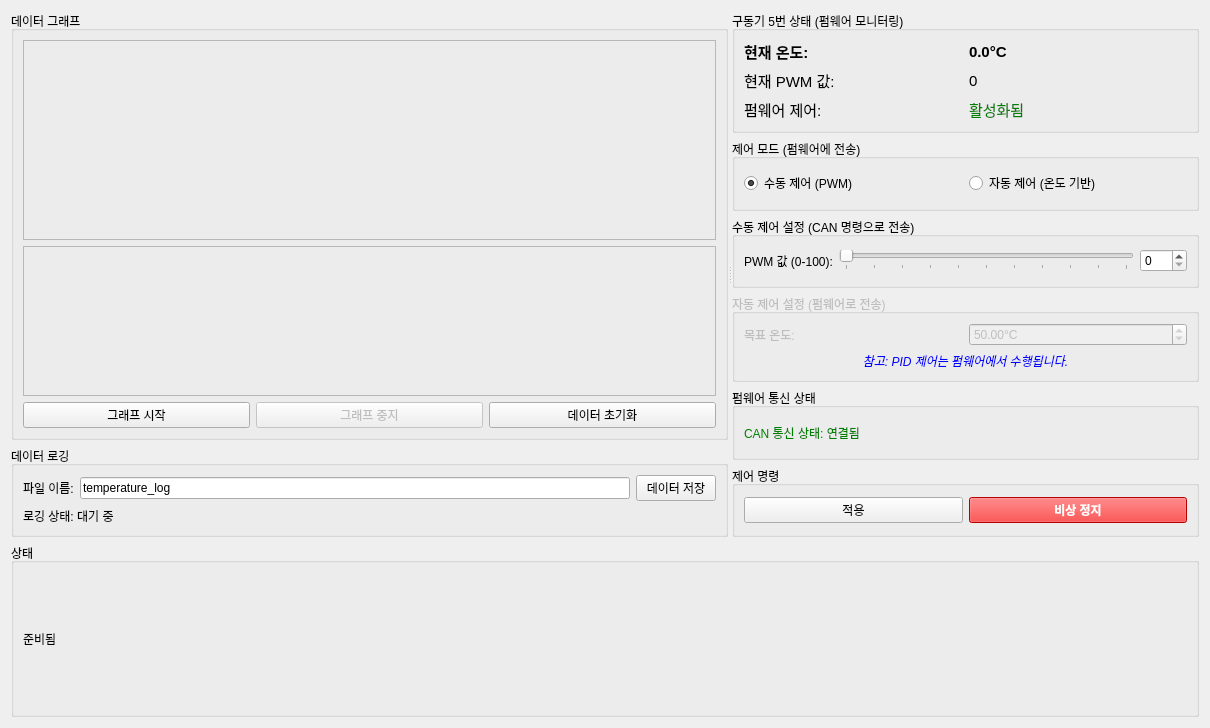
Above: src/wearable_robot_rqt_plugins/resource/waist_control.ui from dongsus41/WR_ws before the change. Below: the same form after it.
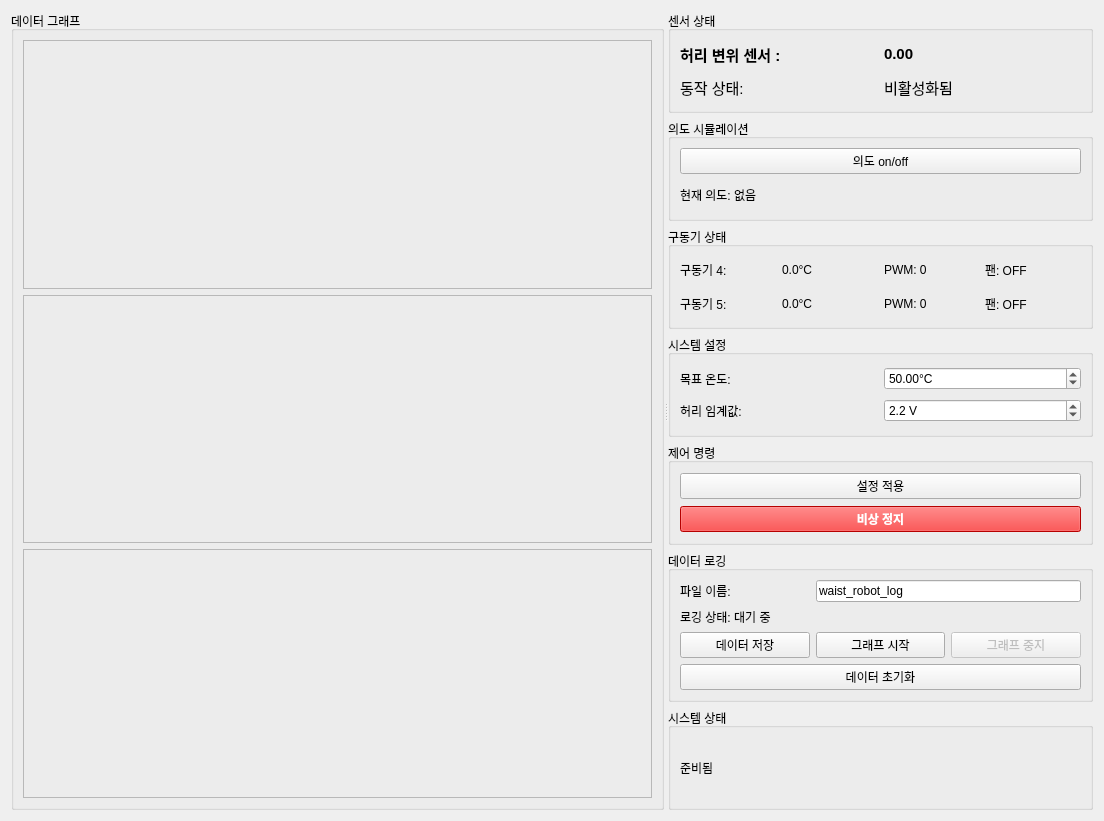
That is the form after the change.

```diff
--- a/src/wearable_robot_rqt_plugins/resource/waist_control.ui
+++ b/src/wearable_robot_rqt_plugins/resource/waist_control.ui
@@ -6,8 +6,8 @@
    <rect>
     <x>0</x>
     <y>0</y>
-    <width>1210</width>
-    <height>728</height>
+    <width>1104</width>
+    <height>821</height>
    </rect>
   </property>
   <property name="windowTitle">
@@ -60,67 +60,18 @@
            </widget>
           </item>
           <item>
-           <layout class="QHBoxLayout" name="horizontalLayout_3">
-            <item>
-             <widget class="QPushButton" name="graph_start_button">
-              <property name="text">
-               <string>그래프 시작</string>
-              </property>
-             </widget>
-            </item>
-            <item>
-             <widget class="QPushButton" name="graph_stop_button">
-              <property name="enabled">
-               <bool>false</bool>
-              </property>
-              <property name="text">
-               <string>그래프 중지</string>
-              </property>
-             </widget>
-            </item>
-            <item>
-             <widget class="QPushButton" name="reset_graph_button">
-              <property name="text">
-               <string>데이터 초기화</string>
-              </property>
-             </widget>
-            </item>
-           </layout>
-          </item>
-         </layout>
-        </widget>
-       </item>
-       <item>
-        <widget class="QGroupBox" name="data_logging_group">
-         <property name="title">
-          <string>데이터 로깅</string>
-         </property>
-         <layout class="QGridLayout" name="gridLayout_4">
-          <item row="0" column="0">
-           <widget class="QLabel" name="label_6">
-            <property name="text">
-             <string>파일 이름:</string>
+           <widget class="QFrame" name="displacement_graph_frame">
+            <property name="minimumSize">
+             <size>
+              <width>400</width>
+              <height>120</height>
+             </size>
             </property>
-           </widget>
-          </item>
-          <item row="0" column="1">
-           <widget class="QLineEdit" name="filename_edit">
-            <property name="text">
-             <string>temperature_log</string>
+            <property name="frameShape">
+             <enum>QFrame::StyledPanel</enum>
             </property>
-           </widget>
-          </item>
-          <item row="0" column="2">
-           <widget class="QPushButton" name="save_data_button">
-            <property name="text">
-             <string>데이터 저장</string>
-            </property>
-           </widget>
-          </item>
-          <item row="1" column="0" colspan="3">
-           <widget class="QLabel" name="log_status_label">
-            <property name="text">
-             <string>로깅 상태: 대기 중</string>
+            <property name="frameShadow">
+             <enum>QFrame::Raised</enum>
             </property>
            </widget>
           </item>
@@ -134,7 +85,7 @@
        <item>
         <widget class="QGroupBox" name="groupBox">
          <property name="title">
-          <string>구동기 5번 상태 (펌웨어 모니터링)</string>
+          <string>센서 상태</string>
          </property>
          <layout class="QGridLayout" name="gridLayout">
           <item row="0" column="0">
@@ -147,7 +98,7 @@
              </font>
             </property>
             <property name="text">
-             <string>현재 온도:</string>
+             <string>허리 변위 센서 :</string>
             </property>
            </widget>
           </item>
@@ -161,7 +112,7 @@
              </font>
             </property>
             <property name="text">
-             <string>0.0°C</string>
+             <string>0.00</string>
             </property>
            </widget>
           </item>
@@ -173,7 +124,7 @@
              </font>
             </property>
             <property name="text">
-             <string>현재 PWM 값:</string>
+             <string>동작 상태:</string>
             </property>
            </widget>
           </item>
@@ -185,61 +136,34 @@
              </font>
             </property>
             <property name="text">
-             <string>0</string>
+             <string>비활성화됨</string>
             </property>
            </widget>
           </item>
-          <item row="2" column="0">
-           <widget class="QLabel" name="label_firmware">
-            <property name="font">
-             <font>
-              <pointsize>11</pointsize>
-             </font>
-            </property>
-            <property name="text">
-             <string>펌웨어 제어:</string>
-            </property>
-           </widget>
-          </item>
-          <item row="2" column="1">
-           <widget class="QLabel" name="firmware_status">
-            <property name="font">
-             <font>
-              <pointsize>11</pointsize>
-             </font>
-            </property>
-            <property name="text">
-             <string>활성화됨</string>
-            </property>
-            <property name="styleSheet">
-             <string>color: green;</string>
-            </property>
-           </widget>
-          </item>
          </layout>
         </widget>
        </item>
        <item>
         <widget class="QGroupBox" name="groupBox_2">
          <property name="title">
-          <string>제어 모드 (펌웨어에 전송)</string>
+          <string>의도 시뮬레이션</string>
          </property>
-         <layout class="QHBoxLayout" name="horizontalLayout">
-          <item>
-           <widget class="QRadioButton" name="manual_mode_radio">
+         <layout class="QGridLayout" name="gridLayout_intention">
+          <item row="2" column="0" colspan="2">
+           <widget class="QLabel" name="intention_status_label">
             <property name="text">
-             <string>수동 제어 (PWM)</string>
+             <string>현재 의도: 없음</string>
             </property>
-            <property name="checked">
-             <bool>true</bool>
-            </property>
            </widget>
           </item>
-          <item>
-           <widget class="QRadioButton" name="auto_mode_radio">
+          <item row="1" column="0" colspan="2">
+           <widget class="QPushButton" name="intention_button">
             <property name="text">
-             <string>자동 제어 (온도 기반)</string>
+             <string>의도 on/off</string>
             </property>
+            <property name="flat">
+             <bool>false</bool>
+            </property>
            </widget>
           </item>
          </layout>
@@ -248,36 +172,62 @@
        <item>
         <widget class="QGroupBox" name="manual_settings_group">
          <property name="title">
-          <string>수동 제어 설정 (CAN 명령으로 전송)</string>
+          <string>구동기 상태</string>
          </property>
          <layout class="QGridLayout" name="gridLayout_3">
           <item row="0" column="0">
            <widget class="QLabel" name="label_13">
             <property name="text">
-             <string>PWM 값 (0-100):</string>
+             <string>구동기 4:</string>
             </property>
            </widget>
           </item>
           <item row="0" column="1">
-           <widget class="QSlider" name="pwm_slider">
-            <property name="maximum">
-             <number>100</number>
-            </property>
-            <property name="orientation">
-             <enum>Qt::Horizontal</enum>
-            </property>
-            <property name="tickPosition">
-             <enum>QSlider::TicksBelow</enum>
-            </property>
-            <property name="tickInterval">
-             <number>10</number>
+           <widget class="QLabel" name="temp_label_4">
+            <property name="text">
+             <string>0.0°C</string>
             </property>
            </widget>
           </item>
           <item row="0" column="2">
-           <widget class="QSpinBox" name="pwm_spin">
-            <property name="maximum">
-             <number>100</number>
+           <widget class="QLabel" name="pwm_label_4">
+            <property name="text">
+             <string>PWM: 0</string>
+            </property>
+           </widget>
+          </item>
+          <item row="0" column="3">
+           <widget class="QLabel" name="fan_label_4">
+            <property name="text">
+             <string>팬: OFF</string>
+            </property>
+           </widget>
+          </item>
+          <item row="1" column="0">
+           <widget class="QLabel" name="label_act5">
+            <property name="text">
+             <string>구동기 5:</string>
+            </property>
+           </widget>
+          </item>
+          <item row="1" column="1">
+           <widget class="QLabel" name="temp_label_5">
+            <property name="text">
+             <string>0.0°C</string>
+            </property>
+           </widget>
+          </item>
+          <item row="1" column="2">
+           <widget class="QLabel" name="pwm_label_5">
+            <property name="text">
+             <string>PWM: 0</string>
+            </property>
+           </widget>
+          </item>
+          <item row="1" column="3">
+           <widget class="QLabel" name="fan_label_5">
+            <property name="text">
+             <string>팬: OFF</string>
             </property>
            </widget>
           </item>
@@ -285,12 +235,9 @@
         </widget>
        </item>
        <item>
-        <widget class="QGroupBox" name="auto_settings_group">
-         <property name="enabled">
-          <bool>false</bool>
-         </property>
+        <widget class="QGroupBox" name="settings_group">
          <property name="title">
-          <string>자동 제어 설정 (펌웨어로 전송)</string>
+          <string>시스템 설정</string>
          </property>
          <layout class="QGridLayout" name="gridLayout_2">
           <item row="0" column="0">
@@ -300,6 +247,35 @@
             </property>
            </widget>
           </item>
+          <item row="1" column="0">
+           <widget class="QLabel" name="label_angle_threshold">
+            <property name="text">
+             <string>허리 임계값:</string>
+            </property>
+           </widget>
+          </item>
+          <item row="1" column="1">
+           <widget class="QDoubleSpinBox" name="angle_threshold_spin">
+            <property name="suffix">
+             <string> V</string>
+            </property>
+            <property name="decimals">
+             <number>1</number>
+            </property>
+            <property name="minimum">
+             <double>0.000000000000000</double>
+            </property>
+            <property name="maximum">
+             <double>5.000000000000000</double>
+            </property>
+            <property name="singleStep">
+             <double>0.100000000000000</double>
+            </property>
+            <property name="value">
+             <double>2.200000000000000</double>
+            </property>
+           </widget>
+          </item>
           <item row="0" column="1">
            <widget class="QDoubleSpinBox" name="target_temp_spin">
             <property name="suffix">
@@ -316,51 +292,19 @@
             </property>
            </widget>
           </item>
-          <item row="1" column="0" colspan="2">
-           <widget class="QLabel" name="pid_note_label">
-            <property name="text">
-             <string>참고: PID 제어는 펌웨어에서 수행됩니다.</string>
-            </property>
-            <property name="alignment">
-             <set>Qt::AlignCenter</set>
-            </property>
-            <property name="styleSheet">
-             <string>color: blue; font-style: italic;</string>
-            </property>
-           </widget>
-          </item>
          </layout>
         </widget>
        </item>
        <item>
-        <widget class="QGroupBox" name="groupBox_6">
-         <property name="title">
-          <string>펌웨어 통신 상태</string>
-         </property>
-         <layout class="QHBoxLayout" name="horizontalLayout_5">
-          <item>
-           <widget class="QLabel" name="can_status_label">
-            <property name="text">
-             <string>CAN 통신 상태: 연결됨</string>
-            </property>
-            <property name="styleSheet">
-             <string>color: green;</string>
-            </property>
-           </widget>
-          </item>
-         </layout>
-        </widget>
-       </item>
-       <item>
-        <widget class="QGroupBox" name="groupBox_4">
+        <widget class="QGroupBox" name="command_group">
          <property name="title">
           <string>제어 명령</string>
          </property>
-         <layout class="QHBoxLayout" name="horizontalLayout_2">
+         <layout class="QVBoxLayout" name="verticalLayout_5">
           <item>
            <widget class="QPushButton" name="apply_button">
             <property name="text">
-             <string>적용</string>
+             <string>설정 적용</string>
             </property>
            </widget>
           </item>
@@ -377,26 +321,87 @@
          </layout>
         </widget>
        </item>
+       <item>
+        <widget class="QGroupBox" name="data_logging_group">
+         <property name="title">
+          <string>데이터 로깅</string>
+         </property>
+         <layout class="QGridLayout" name="gridLayout_4">
+          <item row="0" column="0">
+           <widget class="QLabel" name="label_6">
+            <property name="text">
+             <string>파일 이름:</string>
+            </property>
+           </widget>
+          </item>
+          <item row="0" column="1" colspan="2">
+           <widget class="QLineEdit" name="filename_edit">
+            <property name="text">
+             <string>waist_robot_log</string>
+            </property>
+           </widget>
+          </item>
+          <item row="1" column="0" colspan="3">
+           <widget class="QLabel" name="log_status_label">
+            <property name="text">
+             <string>로깅 상태: 대기 중</string>
+            </property>
+           </widget>
+          </item>
+          <item row="2" column="0">
+           <widget class="QPushButton" name="save_data_button">
+            <property name="text">
+             <string>데이터 저장</string>
+            </property>
+           </widget>
+          </item>
+          <item row="2" column="1">
+           <widget class="QPushButton" name="graph_start_button">
+            <property name="text">
+             <string>그래프 시작</string>
+            </property>
+           </widget>
+          </item>
+          <item row="2" column="2">
+           <widget class="QPushButton" name="graph_stop_button">
+            <property name="enabled">
+             <bool>false</bool>
+            </property>
+            <property name="text">
+             <string>그래프 중지</string>
+            </property>
+           </widget>
+          </item>
+          <item row="3" column="0" colspan="3">
+           <widget class="QPushButton" name="reset_graph_button">
+            <property name="text">
+             <string>데이터 초기화</string>
+            </property>
+           </widget>
+          </item>
+         </layout>
+        </widget>
+       </item>
+       <item>
+        <widget class="QGroupBox" name="groupBox_5">
+         <property name="title">
+          <string>시스템 상태</string>
+         </property>
+         <layout class="QHBoxLayout" name="horizontalLayout_4">
+          <item>
+           <widget class="QLabel" name="status_label">
+            <property name="text">
+             <string>준비됨</string>
+            </property>
+           </widget>
+          </item>
+         </layout>
+        </widget>
+       </item>
       </layout>
      </widget>
     </widget>
    </item>
-   <item>
-    <widget class="QGroupBox" name="groupBox_5">
-     <property name="title">
-      <string>상태</string>
-     </property>
-     <layout class="QHBoxLayout" name="horizontalLayout_4">
-      <item>
-       <widget class="QLabel" name="status_label">
-        <property name="text">
-         <string>준비됨</string>
-        </property>
-       </widget>
-      </item>
-     </layout>
-    </widget>
-   </item>
   </layout>
  </widget>
  <resources/>
```
Left out of the diff: 24 changed lines with no effect on the pictures.
